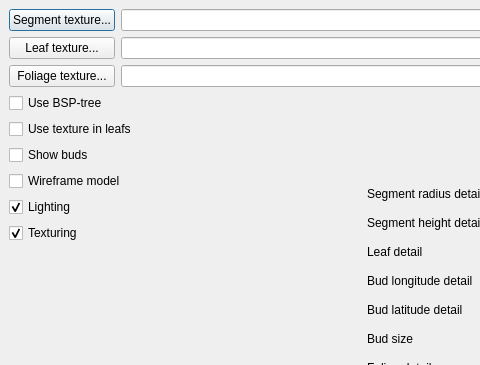
First picture: the form in qt-workbench/viz_config.ui, repository lignumsystem/lignum-core, before the edit; both pictures show x 0 to 480 and y 0 to 365 of the 562 by 593 pixel window.
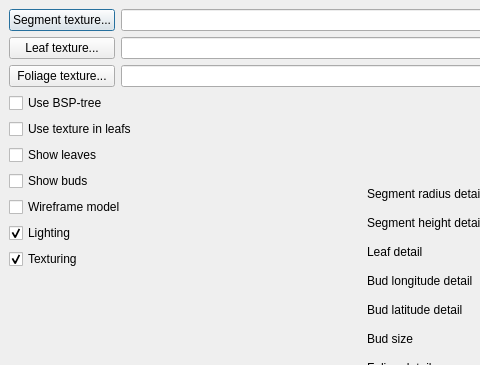
Second picture: the form after the edit.

Commit message: Leaves can now be turned off from the visualization settings.

Diff of the .ui file:
```diff
--- a/qt-workbench/viz_config.ui
+++ b/qt-workbench/viz_config.ui
@@ -131,6 +131,13 @@
            </property>
           </widget>
          </item>
+         <item>
+          <widget class="QCheckBox" name="leafBox" >
+           <property name="text" >
+            <string>Show leaves</string>
+           </property>
+          </widget>
+         </item>
          <item>
           <widget class="QCheckBox" name="budBox" >
            <property name="text" >
```
The commit also changes 5 other files.
